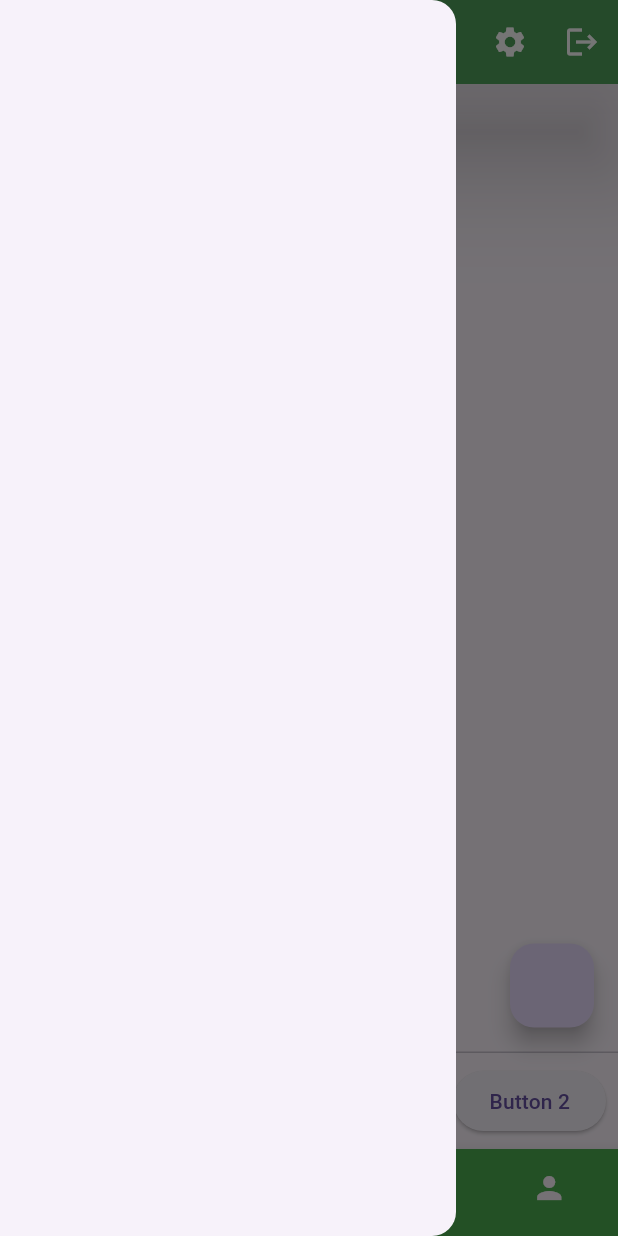
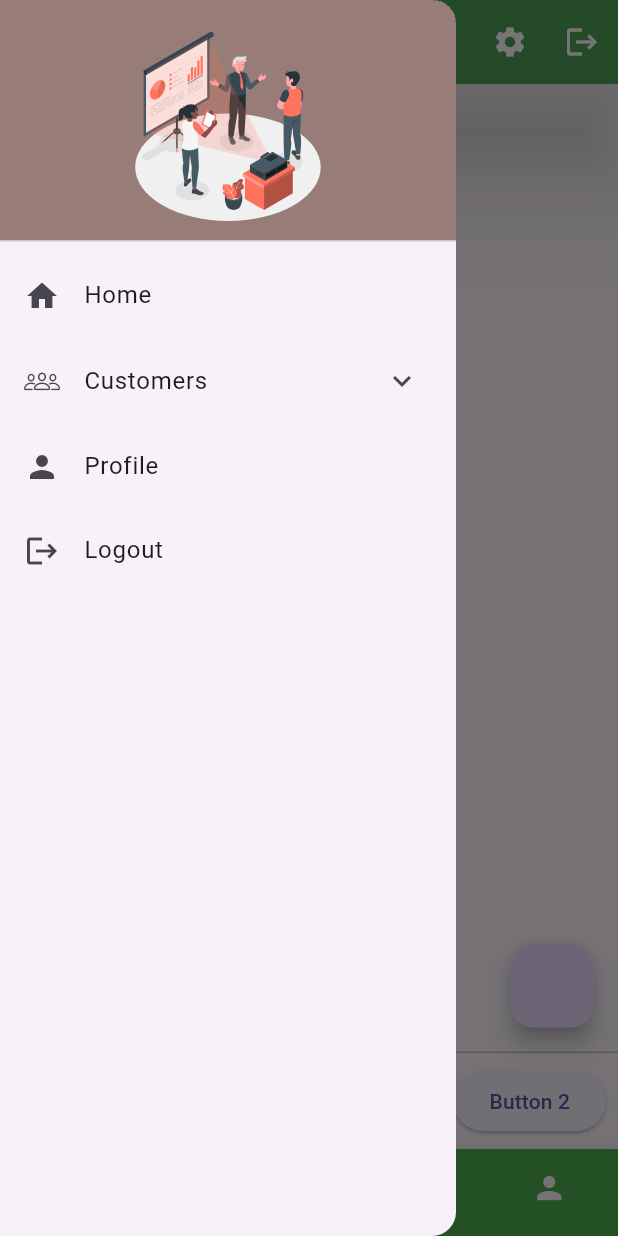
Before and after one commit to ankittripathi4494/project_k, a Flutter app: the screen it shows after launch, with the side drawer open, on a phone screen of 412 x 824 dp. Run offline on Flutter 3.47's test engine with Material 3 defaults, Android fonts, the phone set to English and light mode, and no system bars; our stand-ins replace flutter_svg.

Commit message:
feat: Refactor image handling and menu options
- Deleted unused image_helper.dart file.
- Added image_resource_helper.dart for centralized SVG resource management.
- Introduced menu_option.dart to define menu options with icons and sub-options.
- Implemented DrawerWidget for dynamic drawer menu using MenuOption.
- Updated app bar widget for better styling and consistency.
- Integrated DrawerWidget into the splash screen for navigation.
- Updated pubspec.yaml and pubspec.lock to include flutter_svg package.

```diff
--- /dev/null
+++ b/lib/global/helpers/image_resource_helper.dart
@@ -0,0 +1,4 @@
+class ImageResourseHelper {
+  static String logoSVGResource = "assets/svgs/Projections-amico.svg";
+
+}
--- /dev/null
+++ b/lib/global/models/menu_option.dart
@@ -0,0 +1,59 @@
+import 'package:flutter/cupertino.dart';
+import 'package:flutter/material.dart';
+
+class MenuOption {
+  final int id;
+  final String optionName;
+  final String optionValue;
+  final IconData icon;
+  final List<MenuOption>? subOptions;
+
+  MenuOption({
+    required this.id,
+    required this.optionName,
+    required this.optionValue,
+    required this.icon,
+    this.subOptions,
+  });
+
+  factory MenuOption.fromJson(Map<String, dynamic> json) {
+    return MenuOption(
+      id: json['id'],
+      optionName: json['option_name'],
+      optionValue: json['option_value'],
+      icon: _parseIcon(json['icon']),
+      subOptions: json['sub_option_list'] != null
+          ? (json['sub_option_list'] as List)
+                .map((e) => MenuOption.fromJson(e))
+                .toList()
+          : null,
+    );
+  }
+
+  static IconData _parseIcon(icon) {
+    // If direct IconData is passed (not recommended in real API)
+    if (icon is IconData) return icon;
+
+    // If icon string is passed from API -> Map manually like below:
+    switch (icon) {
+      case "home":
+        return Icons.home;
+      case "person":
+        return Icons.person;
+      case "logout":
+        return Icons.logout;
+      case "customers":
+        return CupertinoIcons.person_3;
+      default:
+        return Icons.circle;
+    }
+  }
+
+  Map<String, dynamic> toJson() => {
+    'id': id,
+    'option_name': optionName,
+    'option_value': optionValue,
+    'icon': icon.codePoint, // cannot send IconData object as JSON
+    'sub_option_list': subOptions?.map((e) => e.toJson()).toList(),
+  };
+}
--- a/lib/global/widgets/appbar_widget.dart
+++ b/lib/global/widgets/appbar_widget.dart
@@ -1,13 +1,15 @@
+
 import 'package:flutter/material.dart';
 
 class MyAppBar {
+
   static AppBar appBarWidgetV1({
     String? titleText,
     Widget? titleWidget,
     TextStyle? titleTextStyle,
     IconThemeData? iconTheme,
     IconThemeData? actionsIconTheme,
-    List<Widget>? actions
+    List<Widget>? actions,
   }) => AppBar(
     elevation: 30,
     shadowColor: Colors.black,
@@ -24,10 +26,14 @@ shadowColor: Colors.black,
     title: titleWidget ?? Text(titleText ?? ""),
     actions: actions,
   );
-  static AppBar appBarWidgetV2({String? titleText, Widget? titleWidget, TextStyle? titleTextStyle, IconThemeData? iconTheme,
+  static AppBar appBarWidgetV2({
+    String? titleText,
+    Widget? titleWidget,
+    TextStyle? titleTextStyle,
+    IconThemeData? iconTheme,
     IconThemeData? actionsIconTheme,
-    List<Widget>? actions}) =>
-      AppBar(
+    List<Widget>? actions,
+  }) => AppBar(
     flexibleSpace: Container(
       decoration: BoxDecoration(
         gradient: LinearGradient(colors: [Colors.white, Colors.deepOrange]),
@@ -46,4 +52,5 @@ shadowColor: Colors.black,
     title: titleWidget ?? Text(titleText ?? ""),
     actions: actions,
   );
+
 }
--- /dev/null
+++ b/lib/global/widgets/drawer_widget.dart
@@ -0,0 +1,108 @@
+import 'package:flutter/cupertino.dart';
+import 'package:flutter/material.dart';
+import 'package:flutter_svg/flutter_svg.dart';
+import 'package:project_k/global/helpers/image_resource_helper.dart';
+import 'package:project_k/global/models/menu_option.dart';
+
+class DrawerWidget {
+  static List<Map<String, dynamic>> optionList = [
+    {
+      'id': 1,
+      'option_name': 'Home',
+      'option_value': 'home',
+      'icon': Icons.home,
+    },
+    {
+      'id': 2,
+      'option_name': 'Customers',
+      'option_value': 'customer',
+      'icon': CupertinoIcons.person_3,
+      'sub_option_list': [
+        {
+          'id': 1,
+          'option_name': 'Add Customer',
+          'option_value': 'add_customer',
+          'icon': Icons.person_add,
+        },
+        {
+          'id': 1,
+          'option_name': 'Customers List',
+          'option_value': 'customer_list',
+          'icon': CupertinoIcons.person_3,
+        },
+      ],
+    },
+    {
+      'id': 3,
+      'option_name': 'Profile',
+      'option_value': 'profile',
+      'icon': Icons.person,
+    },
+    {
+      'id': 4,
+      'option_name': 'Logout',
+      'option_value': 'logout',
+      'icon': Icons.logout,
+    },
+  ];
+
+  static getDrawer(BuildContext context) {
+    final menuOptions = optionList.map((e) => MenuOption.fromJson(e)).toList();
+    return Drawer(
+      child: Column(
+        children: [
+          DrawerHeader(
+            decoration: BoxDecoration(
+              color: const Color.fromARGB(145, 80, 34, 19),
+            ),
+            child: SvgPicture.asset(
+              ImageResourseHelper.logoSVGResource,
+              fit: BoxFit.contain,
+            ),
+          ),
+          Expanded(
+            child: ListView.builder(
+              shrinkWrap: true,
+              itemCount: menuOptions.length,
+              itemBuilder: (context, index) {
+                final item = menuOptions[index];
+                if (item.subOptions != null && item.subOptions!.isNotEmpty) {
+                  return ExpansionTile(
+                    leading: Icon(item.icon),
+                    title: Text(item.optionName),
+                    children: item.subOptions!
+                        .map(
+                          (c) => ListTile(
+                            onTap: () => getTapValue(context, c),
+                            leading: Icon(c.icon),
+                            title: Text(c.optionName),
+                          ),
+                        )
+                        .toList(),
+                  );
+                }
+                return ListTile(
+                  onTap: () => getTapValue(context, item),
+                  leading: Icon(item.icon),
+                  title: Text(item.optionName),
+                  // trailing: item.subOptions != null
+                  //     ? Icon(Icons.arrow_drop_down)
+                  //     : null,
+                );
+              },
+            ),
+          ),
+        ],
+      ),
+    );
+  }
+
+  static void getTapValue(BuildContext context, MenuOption item) {
+    switch (item.optionValue) {
+      case 'home':
+        Navigator.pushReplacementNamed(context, '/');
+
+      default:
+    }
+  }
+}
--- a/lib/modules/splash/pages/splash_screen.dart
+++ b/lib/modules/splash/pages/splash_screen.dart
@@ -1,5 +1,6 @@
 import 'package:flutter/material.dart';
 import 'package:project_k/global/widgets/appbar_widget.dart';
+import 'package:project_k/global/widgets/drawer_widget.dart';
 import 'package:project_k/modules/auth/pages/login_screen.dart';
 
 class SplashScreen extends StatelessWidget {
@@ -18,19 +19,17 @@ class SplashScreen extends StatelessWidget {
           IconButton(onPressed: () {}, icon: Icon(Icons.logout)),
         ],
       ),
-      drawer: Drawer(),
-      body: ListView.builder(itemBuilder:   (context, index) {
-        return ListTile(
-          title: Text("Item $index"),
-        );
-      }, itemCount: 20,),
+
+      drawer: DrawerWidget.getDrawer(context),
+      body: ListView.builder(
+        itemBuilder: (context, index) {
+          return ListTile(title: Text("Item $index"));
+        },
+        itemCount: 20,
+      ),
       floatingActionButton: FloatingActionButton(
         onPressed: () {
-          Navigator.pushNamed(
-            context,
-            '/login',
-
-          );
+          Navigator.pushNamed(context, '/login');
         },
       ),
       bottomNavigationBar: BottomNavigationBar(
--- a/pubspec.yaml
+++ b/pubspec.yaml
@@ -35,6 +35,7 @@ dependencies:
   # Use with the CupertinoIcons class for iOS style icons.
   cupertino_icons: ^1.0.8
   flutter_native_splash: ^2.4.6
+  flutter_svg: ^2.2.1
 
 flutter_native_splash:
   # This package generates native code to customize Flutter's default white native splash screen
```
Also changed, not shown: assets/svgs/Projections-amico.svg (added), lib/global/helpers/image_helper.dart (deleted), pubspec.lock. Lines whose indentation alone changed are shown as unchanged.
